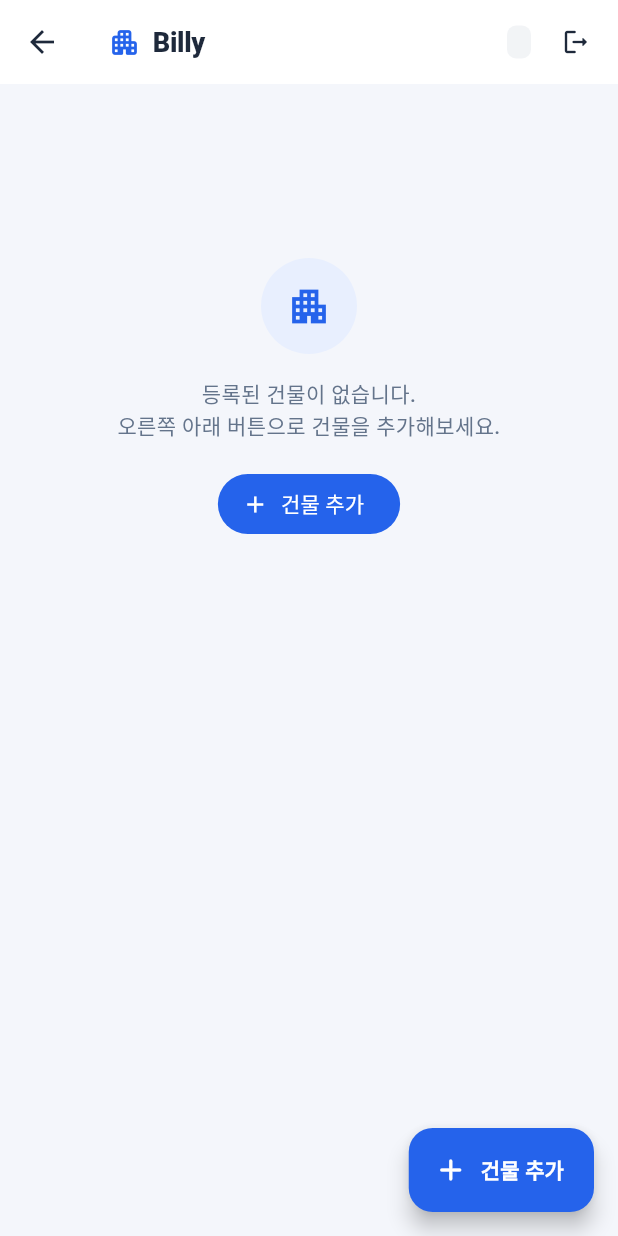
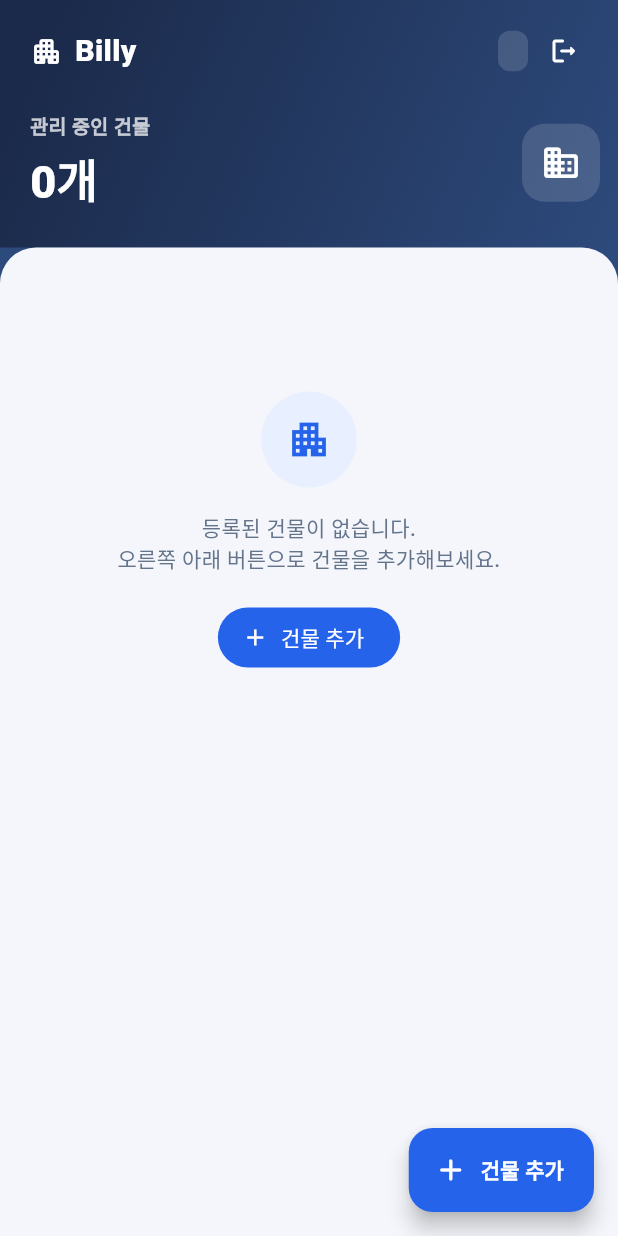
Before and after one commit to hiosi123/billy, a Flutter app: the HomeScreen screen opened by its route, on a phone screen of 412 x 824 dp. Run offline on Flutter 3.47's test engine with Material 3 defaults, Android fonts, the phone set to English and light mode, and no system bars; our stand-ins replace image_picker, share_plus, shared_preferences; missing offline and left inert: dart:html; accounts and stored records are empty; network calls fail.

Commit message:
디자인 통일: 전 화면 다크 헤더 대시보드(시안 B)
- 홈을 다크 네이비 헤더(건물수 KPI) + 화이트 시트로 재구현
- 계산/내역 총액 카드를 네이비(headerGradient)로 통일
- 미사용 _HeaderBanner 제거

Co-Authored-By: Claude Opus 4.8 <noreply@anthropic.com>

```diff
--- a/billy_frontend/lib/screens/building/calculate_tab.dart
+++ b/billy_frontend/lib/screens/building/calculate_tab.dart
@@ -231,9 +231,9 @@ class _CalculateTabState extends State<CalculateTab> {
         if (_results.isNotEmpty) ...[
           Container(
             decoration: BoxDecoration(
-              gradient: BillyColors.brandGradient,
+              gradient: BillyColors.headerGradient,
               borderRadius: BorderRadius.circular(16),
-              boxShadow: BillyColors.glow(BillyColors.primary),
+              boxShadow: BillyColors.glow(BillyColors.headerEnd),
             ),
             padding: const EdgeInsets.all(18),
             child: Row(
--- a/billy_frontend/lib/screens/building/history_tab.dart
+++ b/billy_frontend/lib/screens/building/history_tab.dart
@@ -109,9 +109,9 @@ class _HistoryTabState extends State<HistoryTab> {
           // 통계 요약
           Container(
             decoration: BoxDecoration(
-              gradient: BillyColors.brandGradient,
+              gradient: BillyColors.headerGradient,
               borderRadius: BorderRadius.circular(16),
-              boxShadow: BillyColors.glow(BillyColors.primary),
+              boxShadow: BillyColors.glow(BillyColors.headerEnd),
             ),
             padding: const EdgeInsets.all(18),
             child: Column(
--- a/billy_frontend/lib/screens/home/home_screen.dart
+++ b/billy_frontend/lib/screens/home/home_screen.dart
@@ -34,24 +34,7 @@ class _HomeScreenState extends State<HomeScreen> {
     final p = context.watch<AppProvider>();
 
     return Scaffold(
-      appBar: AppBar(
-        title: Row(
-          children: [
-            const Icon(Icons.apartment_rounded, color: BillyColors.primary, size: 22),
-            const SizedBox(width: 8),
-            const Text('Billy'),
-          ],
-        ),
-        actions: [
-          if (user != null)
-            Padding(
-              padding: const EdgeInsets.only(right: 6),
-              child: Center(child: BillyBadge(user.username, color: roleColor(user.role))),
-            ),
-          IconButton(onPressed: _logout, icon: const Icon(Icons.logout_rounded, size: 20), tooltip: '로그아웃'),
-          const SizedBox(width: 4),
-        ],
-      ),
+      backgroundColor: BillyColors.headerEnd,
       floatingActionButton: FloatingActionButton.extended(
         onPressed: () => _showAddBuilding(context),
         backgroundColor: BillyColors.primary,
@@ -59,13 +42,86 @@ class _HomeScreenState extends State<HomeScreen> {
         icon: const Icon(Icons.add_rounded),
         label: const Text('건물 추가', style: TextStyle(fontWeight: FontWeight.w700)),
       ),
-      body: RefreshIndicator(
+      body: Column(
+        children: [
+          // ── 다크 네이비 헤더 ───────────────────────────────
+          Container(
+            decoration: const BoxDecoration(gradient: BillyColors.headerGradient),
+            child: SafeArea(
+              bottom: false,
+              child: Padding(
+                padding: const EdgeInsets.fromLTRB(20, 10, 12, 22),
+                child: Column(
+                  children: [
+                    Row(
+                      children: [
+                        const Icon(Icons.apartment_rounded, color: Colors.white, size: 22),
+                        const SizedBox(width: 8),
+                        const Text('Billy', style: TextStyle(fontSize: 20, fontWeight: FontWeight.w900, color: Colors.white)),
+                        const Spacer(),
+                        if (user != null)
+                          Container(
+                            padding: const EdgeInsets.symmetric(horizontal: 10, vertical: 5),
+                            decoration: BoxDecoration(
+                              color: Colors.white.withValues(alpha: 0.14),
+                              borderRadius: BorderRadius.circular(8),
+                            ),
+                            child: Text(user.username,
+                                style: const TextStyle(color: Colors.white, fontSize: 12, fontWeight: FontWeight.w700)),
+                          ),
+                        IconButton(
+                          onPressed: _logout,
+                          icon: const Icon(Icons.logout_rounded, size: 20, color: Colors.white),
+                          tooltip: '로그아웃',
+                        ),
+                      ],
+                    ),
+                    const SizedBox(height: 16),
+                    Row(
+                      children: [
+                        Expanded(
+                          child: Column(
+                            crossAxisAlignment: CrossAxisAlignment.start,
+                            children: [
+                              Text('관리 중인 건물',
+                                  style: TextStyle(color: Colors.white.withValues(alpha: 0.75), fontSize: 13, fontWeight: FontWeight.w600)),
+                              const SizedBox(height: 4),
+                              Text('${p.buildings.length}개',
+                                  style: const TextStyle(color: Colors.white, fontSize: 30, fontWeight: FontWeight.w900)),
+                            ],
+                          ),
+                        ),
+                        Container(
+                          width: 52,
+                          height: 52,
+                          decoration: BoxDecoration(
+                            color: Colors.white.withValues(alpha: 0.14),
+                            borderRadius: BorderRadius.circular(15),
+                          ),
+                          child: const Icon(Icons.domain_rounded, color: Colors.white, size: 27),
+                        ),
+                      ],
+                    ),
+                  ],
+                ),
+              ),
+            ),
+          ),
+          // ── 화이트 시트 (건물 목록) ─────────────────────────
+          Expanded(
+            child: Container(
+              decoration: const BoxDecoration(
+                color: BillyColors.background,
+                borderRadius: BorderRadius.vertical(top: Radius.circular(24)),
+              ),
+              clipBehavior: Clip.antiAlias,
+              child: RefreshIndicator(
                 onRefresh: () => p.loadBuildings(),
                 child: p.loadingBuildings && p.buildings.isEmpty
                     ? const LoadingView()
                     : p.buildings.isEmpty
                         ? ListView(children: [
-                    const SizedBox(height: 80),
+                            const SizedBox(height: 60),
                             EmptyView(
                               icon: Icons.apartment_outlined,
                               message: '등록된 건물이 없습니다.\n오른쪽 아래 버튼으로 건물을 추가해보세요.',
@@ -77,10 +133,8 @@ class _HomeScreenState extends State<HomeScreen> {
                             ),
                           ])
                         : ListView(
-                    padding: const EdgeInsets.fromLTRB(16, 16, 16, 100),
+                            padding: const EdgeInsets.fromLTRB(16, 18, 16, 100),
                             children: [
-                      _HeaderBanner(count: p.buildings.length),
-                      const SizedBox(height: 16),
                               ...p.buildings.map((b) => _BuildingCard(
                                     building: b,
                                     onTap: () async {
@@ -95,6 +149,10 @@ class _HomeScreenState extends State<HomeScreen> {
                                   )),
                             ],
                           ),
+              ),
+            ),
+          ),
+        ],
       ),
     );
   }
@@ -132,43 +190,6 @@ class _HomeScreenState extends State<HomeScreen> {
       useRootNavigator: true,
       backgroundColor: Colors.transparent,
       builder: (_) => const _AddBuildingSheet(),
-    );
-  }
-}
-
-class _HeaderBanner extends StatelessWidget {
-  final int count;
-  const _HeaderBanner({required this.count});
-
-  @override
-  Widget build(BuildContext context) {
-    return Container(
-      decoration: BoxDecoration(
-        gradient: BillyColors.headerGradient,
-        borderRadius: BorderRadius.circular(18),
-        boxShadow: BillyColors.glow(BillyColors.headerEnd),
-      ),
-      padding: const EdgeInsets.all(20),
-      child: Row(
-        children: [
-          Expanded(
-            child: Column(
-              crossAxisAlignment: CrossAxisAlignment.start,
-              children: [
-                const Text('관리 중인 건물', style: TextStyle(color: Colors.white70, fontSize: 13, fontWeight: FontWeight.w600)),
-                const SizedBox(height: 4),
-                Text('$count개', style: const TextStyle(color: Colors.white, fontSize: 26, fontWeight: FontWeight.w900)),
-              ],
-            ),
-          ),
-          Container(
-            width: 52,
-            height: 52,
-            decoration: BoxDecoration(color: Colors.white24, borderRadius: BorderRadius.circular(14)),
-            child: const Icon(Icons.domain_rounded, color: Colors.white, size: 28),
-          ),
-        ],
-      ),
     );
   }
 }
```
Lines whose indentation alone changed are shown as unchanged.
